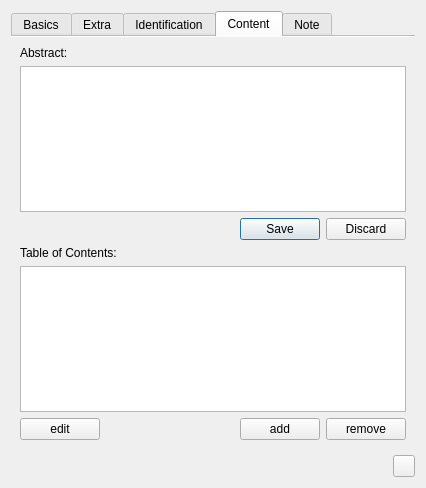
First picture: the form in src/sidebar/publicationwidget.ui, repository KDE/conquirere, before the edit.
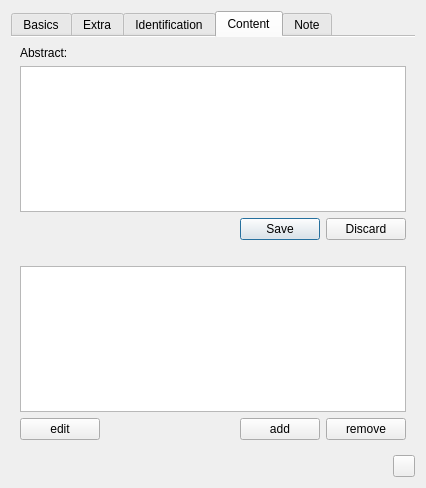
Second picture: the form after the edit. The open tabs and pages were chosen to show the change. Custom widgets are drawn as their Qt base class.

```diff
--- a/src/sidebar/publicationwidget.ui
+++ b/src/sidebar/publicationwidget.ui
@@ -505,7 +505,7 @@
        <item>
         <widget class="QLabel" name="label_29">
          <property name="text">
-          <string>Table of Contents:</string>
+          <string/>
          </property>
         </widget>
        </item>
```
Left out of the diff: 2 changed lines with no effect on the pictures.
